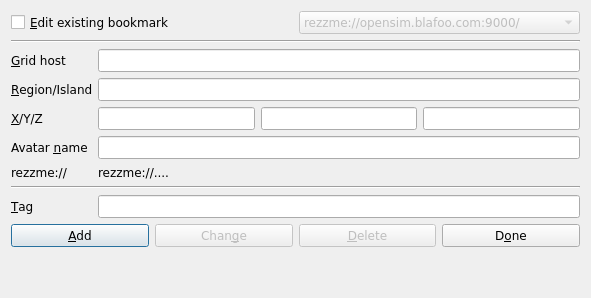
dirkhusemann/rezzme, file RezzMe/ui/edit.ui: the form before one commit.
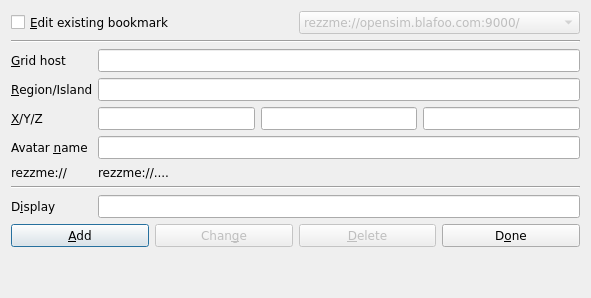
The form after the commit.

Patch:
```diff
--- a/RezzMe/ui/edit.ui
+++ b/RezzMe/ui/edit.ui
@@ -265,7 +265,7 @@
         </font>
        </property>
        <property name="text" >
-        <string>&amp;Tag</string>
+        <string>D&amp;isplay</string>
        </property>
        <property name="buddy" >
         <cstring>lineEditTag</cstring>
```
